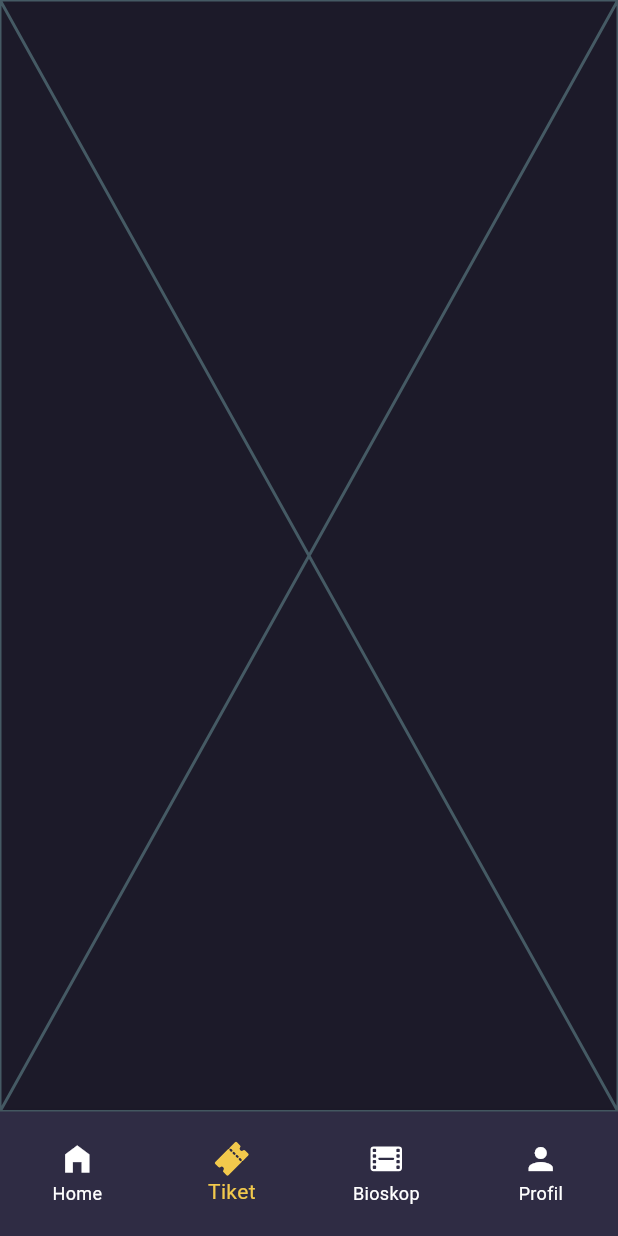
After one commit to MouslyCode/Nonton.Id, a Flutter app: the DashboardScreen screen opened by its route, item 2 of the bottom bar chosen, on a phone screen of 412 x 824 dp. The commit adds this screen. Run offline on Flutter 3.47's test engine with Material 3 defaults, Android fonts, the phone set to English and light mode, and no system bars; our stand-ins replace carousel_slider, flutter_svg, go_router, iconsax, ionicons.

Commit message:
navigation

```diff
--- a/lib/constant/app_colors.dart
+++ b/lib/constant/app_colors.dart
@@ -1,9 +1,8 @@
-import 'dart:ui';
 
 import 'package:flutter/material.dart';
 
 class AppColors {
-  static Color get background => const Color(0xFF1C1A29) as Color;
+  static Color get background => const Color(0xFF1C1A29);
   static Color get second => const Color(0xFF2F2C44);
   static LinearGradient get accent => const LinearGradient(
       colors: [Color(0xff867ad2), Color.fromARGB(255, 105, 93, 182)],
--- a/lib/constant/route_constant.dart
+++ b/lib/constant/route_constant.dart
@@ -2,5 +2,9 @@ class RouteConstant {
   static String get splash => '/splash';
   static String get login => '/login';
   static String get registration => '/registration';
-  static String get main => '/main';
+  static String get dashboard => '/main';
+  static String get home => '/main/home';
+  static String get bioskop => '/main/bioskop';
+  static String get profil => '/main/profil';
+  static String get tiket => '/main/tiket';
 }
--- a/lib/main.dart
+++ b/lib/main.dart
@@ -3,6 +3,7 @@ import 'package:edspert/constant/route_constant.dart';
 import 'package:edspert/screen/login_screen.dart';
 import 'package:edspert/screen/registration_screen.dart';
 import 'package:edspert/screen/splash_screen.dart';
+import 'package:edspert/screen/dashboard_screen.dart';
 import 'package:flutter/material.dart';
 import 'package:go_router/go_router.dart';
 
@@ -20,9 +21,9 @@ class MyApp extends StatelessWidget {
       title: 'Flutter Demo',
       theme: ThemeData(
         scaffoldBackgroundColor: AppColors.background,
-        backgroundColor: AppColors.background,
-        colorScheme: ColorScheme.fromSeed(seedColor: Colors.deepPurple),
         useMaterial3: true,
+        colorScheme: ColorScheme.fromSeed(seedColor: Colors.deepPurple)
+            .copyWith(background: AppColors.background),
       ),
       routerConfig: GoRouter(
         initialLocation: RouteConstant.splash,
@@ -45,6 +46,12 @@ class MyApp extends StatelessWidget {
             builder: (BuildContext context, GoRouterState state) =>
                 const RegistrationScreen(),
           ),
+          GoRoute(
+            path: '/main',
+            name: RouteConstant.dashboard,
+            builder: (BuildContext context, GoRouterState state) =>
+                const DashboardScreen(),
+          )
         ],
       ),
     );
--- /dev/null
+++ b/lib/screen/dashboard_screen.dart
@@ -0,0 +1,61 @@
+import 'package:edspert/screen/navbar_screen/bioskop_screen.dart';
+import 'package:edspert/screen/navbar_screen/home_screen.dart';
+import 'package:edspert/screen/navbar_screen/profil_screen.dart';
+import 'package:edspert/screen/navbar_screen/tiket_screen.dart';
+import 'package:flutter/cupertino.dart';
+import 'package:flutter/material.dart';
+import 'package:flutter_svg/flutter_svg.dart';
+import 'package:iconsax/iconsax.dart';
+import 'package:ionicons/ionicons.dart';
+
+class DashboardScreen extends StatefulWidget {
+  const DashboardScreen({super.key});
+
+  @override
+  State<DashboardScreen> createState() => _DashboardScreenState();
+}
+
+class _DashboardScreenState extends State<DashboardScreen> {
+  int selectedIndex = 0;
+
+  @override
+  Widget build(BuildContext context) {
+    return Scaffold(
+      body: _bodyWidgets()[selectedIndex],
+      bottomNavigationBar: SizedBox(
+        height: 83,
+        child: BottomNavigationBar(
+          type: BottomNavigationBarType.fixed,
+          selectedItemColor: Color(0xFFF2C94C),
+          unselectedItemColor: Colors.white,
+          backgroundColor: Color(0xFF2F2C44),
+          useLegacyColorScheme: false,
+          currentIndex: selectedIndex,
+          onTap: (index) {
+            setState(() {
+              selectedIndex = index;
+            });
+          },
+          items: [
+            BottomNavigationBarItem(
+                icon: Icon(Icons.home_filled), label: 'Home'),
+            BottomNavigationBarItem(
+                icon: Icon(Ionicons.ticket), label: 'Tiket'),
+            BottomNavigationBarItem(
+                icon: Icon(Ionicons.film), label: 'Bioskop'),
+            BottomNavigationBarItem(icon: Icon(Icons.person), label: 'Profil'),
+          ],
+        ),
+      ),
+    );
+  }
+
+  List<Widget> _bodyWidgets() {
+    return [
+      HomeScreen(),
+      TiketScreen(),
+      BioskopScreen(),
+      ProfilScreen(),
+    ];
+  }
+}
--- /dev/null
+++ b/lib/screen/navbar_screen/tiket_screen.dart
@@ -0,0 +1,10 @@
+import 'package:flutter/cupertino.dart';
+
+class TiketScreen extends StatelessWidget {
+  const TiketScreen({super.key});
+
+  @override
+  Widget build(BuildContext context) {
+    return const Placeholder();
+  }
+}
--- a/pubspec.yaml
+++ b/pubspec.yaml
@@ -31,12 +31,15 @@ dependencies:
   flutter:
     sdk: flutter
   go_router: ^13.2.0
-
+  carousel_slider: ^4.2.1
 
   # The following adds the Cupertino Icons font to your application.
   # Use with the CupertinoIcons class for iOS style icons.
   cupertino_icons: ^1.0.6
   hexcolor: ^3.0.1
+  flutter_svg: ^2.0.10+1
+  ionicons: ^0.2.2
+  iconsax: ^0.0.8
 
 dev_dependencies:
   flutter_test:
```
Also changed, not shown: lib/screen/login_screen.dart (+22 -4 lines), lib/screen/navbar_screen/bioskop_screen.dart (added, +11 -0 lines), lib/screen/navbar_screen/home_screen.dart (added, +101 -0 lines), lib/screen/navbar_screen/profil_screen.dart (added, +11 -0 lines), lib/screen/registration_screen.dart (+33 -14 lines), lib/widget/data_form.dart (+6 -5 lines), lib/widget/promo_slider_widget.dart (added, +50 -0 lines), assets/images/icons/bioskop_icon.svg (added), assets/images/icons/home_icon.svg (added), assets/images/icons/profi_icon.svg (added), assets/images/icons/ticket_icon.svg (added), assets/images/location.svg (added), assets/images/logo.svg (added), assets/images/walter_profile.jpg (added), 1 more files.
